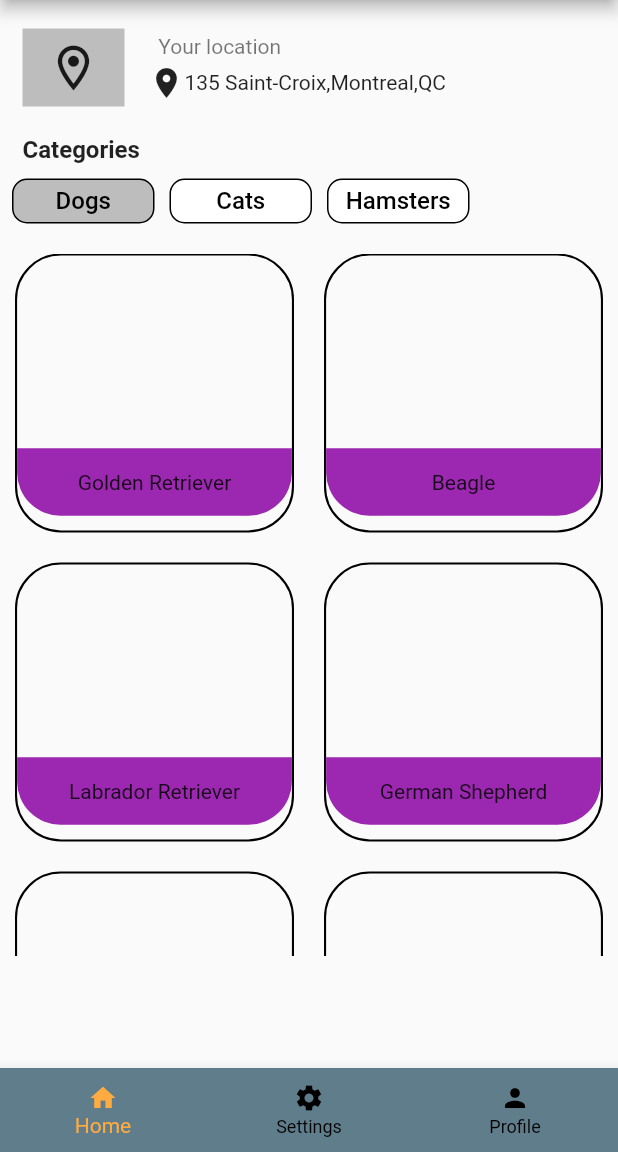
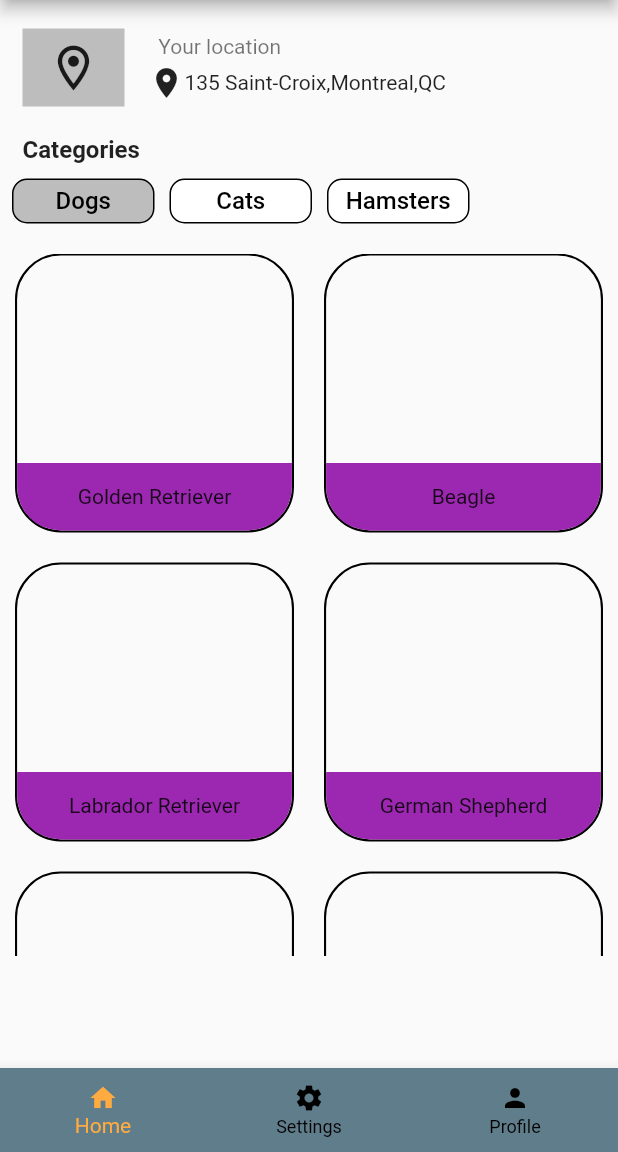
Before and after one commit to moonflaked/PetMatch, a Flutter app: the PetMatchPageSelector screen opened directly, on a phone screen of 412 x 824 dp, the part 84-1236 px from its top. Run offline on Flutter 3.47's test engine with Material 2 defaults, Android fonts, the phone set to English and light mode, and no system bars; our stand-ins replace google_fonts.

```diff
--- a/lib/category_page.dart
+++ b/lib/category_page.dart
@@ -346,9 +346,9 @@ class _SpeciesContainerState extends State<SpeciesContainer> {
               borderRadius: BorderRadius.circular(30.5),
           ),
           child: Column(
-              mainAxisAlignment: MainAxisAlignment.start,
+              mainAxisAlignment: MainAxisAlignment.end,
               children: [
-                Container(
+                /*Container(
                   height: 128.5,
                   // Decoration borderRadius is used here for limiting the container so the
                   // black border of the container has space to display
@@ -361,7 +361,7 @@ class _SpeciesContainerState extends State<SpeciesContainer> {
                   child: const Center(
 
                   )
-                ),
+                ),*/
                 // Bottom part of the container
                 Container(
                   width: MediaQuery.of(context).size.width,
--- a/lib/profile_page.dart
+++ b/lib/profile_page.dart
@@ -26,7 +26,8 @@ class _ProfilePageState extends State<ProfilePage> {
     FocusNode emailFocusNode = FocusNode();
 
     ScrollController adoptedPetScrollController = ScrollController();
-    return Column(
+    return SingleChildScrollView(
+      child: Column(
           crossAxisAlignment: CrossAxisAlignment.center,
           children: [
             const ProfilePicture(),
@@ -119,6 +120,7 @@ class _ProfilePageState extends State<ProfilePage> {
               ),
             )
           ]
+      )
     );
   }
 }
```
Lines whose indentation alone changed are shown as unchanged.
